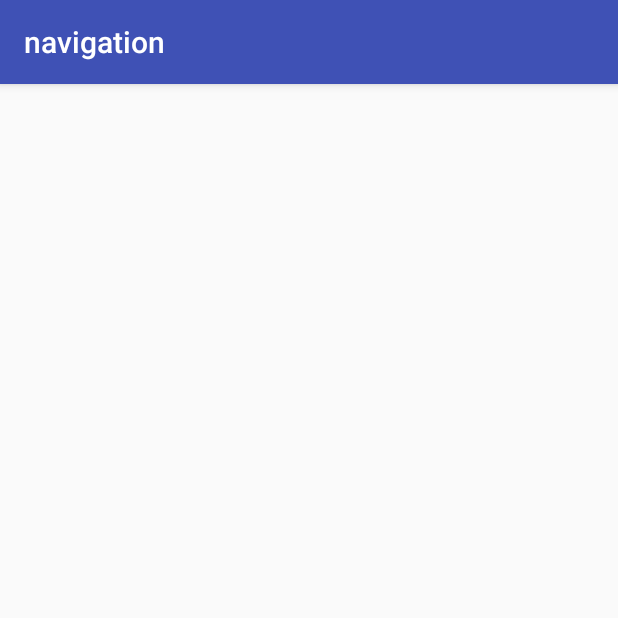
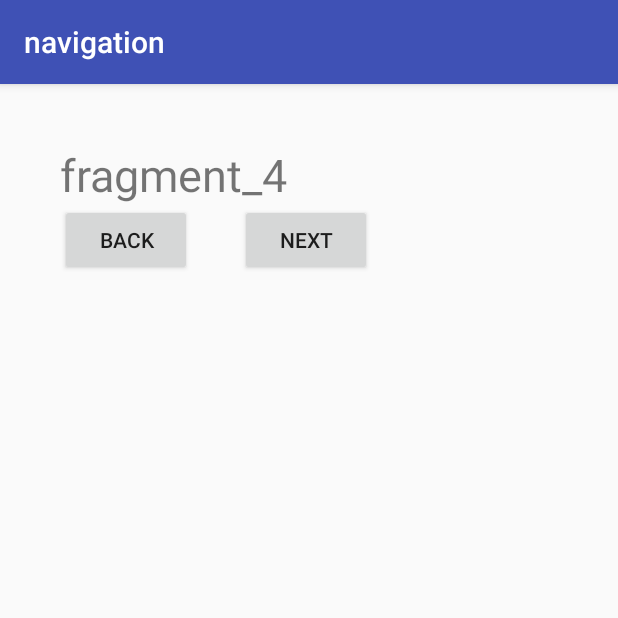
Before and after one commit to trubin23/navigation, an Android app: the SecondActivity screen opened directly, with no data from a screen before it, on a phone screen of 412 x 824 dp, the top half of it. Run offline under Robolectric (Android 15) with nearby library versions, the phone set to English and light mode, and no system bars.

Commit message:
add second_graph for SecondActivity

```diff
--- /dev/null
+++ b/app/src/main/java/ru/trubin23/navigation/Fragment4.java
@@ -0,0 +1,110 @@
+package ru.trubin23.navigation;
+
+import android.content.Context;
+import android.net.Uri;
+import android.os.Bundle;
+
+import androidx.fragment.app.Fragment;
+
+import android.view.LayoutInflater;
+import android.view.View;
+import android.view.ViewGroup;
+
+
+/**
+ * A simple {@link Fragment} subclass.
+ * Activities that contain this fragment must implement the
+ * {@link Fragment4.OnFragment4Listener} interface
+ * to handle interaction events.
+ * Use the {@link Fragment4#newInstance} factory method to
+ * create an instance of this fragment.
+ */
+public class Fragment4 extends Fragment {
+    // TODO: Rename parameter arguments, choose names that match
+    // the fragment initialization parameters, e.g. ARG_ITEM_NUMBER
+    private static final String ARG_PARAM1 = "param1";
+    private static final String ARG_PARAM2 = "param2";
+
+    // TODO: Rename and change types of parameters
+    private String mParam1;
+    private String mParam2;
+
+    private OnFragment4Listener mListener;
+
+    public Fragment4() {
+        // Required empty public constructor
+    }
+
+    /**
+     * Use this factory method to create a new instance of
+     * this fragment using the provided parameters.
+     *
+     * @param param1 Parameter 1.
+     * @param param2 Parameter 2.
+     * @return A new instance of fragment Fragment4.
+     */
+    // TODO: Rename and change types and number of parameters
+    public static Fragment4 newInstance(String param1, String param2) {
+        Fragment4 fragment = new Fragment4();
+        Bundle args = new Bundle();
+        args.putString(ARG_PARAM1, param1);
+        args.putString(ARG_PARAM2, param2);
+        fragment.setArguments(args);
+        return fragment;
+    }
+
+    @Override
+    public void onCreate(Bundle savedInstanceState) {
+        super.onCreate(savedInstanceState);
+        if (getArguments() != null) {
+            mParam1 = getArguments().getString(ARG_PARAM1);
+            mParam2 = getArguments().getString(ARG_PARAM2);
+        }
+    }
+
+    @Override
+    public View onCreateView(LayoutInflater inflater, ViewGroup container,
+                             Bundle savedInstanceState) {
+        View root = inflater.inflate(R.layout.fragment4, container, false);
+
+        root.findViewById(R.id.next).setOnClickListener(new View.OnClickListener() {
+            @Override
+            public void onClick(View v) {
+                mListener.onFragment4NextClick();
+            }
+        });
+
+        root.findViewById(R.id.back).setOnClickListener(new View.OnClickListener() {
+            @Override
+            public void onClick(View v) {
+                mListener.onFragment4BackClick();
+            }
+        });
+        // Inflate the layout for this fragment
+        return root;
+    }
+
+    @Override
+    public void onAttach(Context context) {
+        super.onAttach(context);
+        if (context instanceof OnFragment4Listener) {
+            mListener = (OnFragment4Listener) context;
+        } else {
+            throw new RuntimeException(context.toString()
+                    + " must implement OnFragmentInteractionListener");
+        }
+    }
+
+    @Override
+    public void onDetach() {
+        super.onDetach();
+        mListener = null;
+    }
+
+    interface OnFragment4Listener {
+
+        void onFragment4NextClick();
+
+        void onFragment4BackClick();
+    }
+}
--- a/app/src/main/java/ru/trubin23/navigation/SecondActivity.java
+++ b/app/src/main/java/ru/trubin23/navigation/SecondActivity.java
@@ -1,14 +1,42 @@
 package ru.trubin23.navigation;
 
 import androidx.appcompat.app.AppCompatActivity;
+import androidx.navigation.NavController;
+import androidx.navigation.Navigation;
 
 import android.os.Bundle;
 
-public class SecondActivity extends AppCompatActivity {
+public class SecondActivity extends AppCompatActivity implements
+        Fragment4.OnFragment4Listener,
+        Fragment5.OnFragment5Listener {
+
+    NavController mNavController;
 
     @Override
     protected void onCreate(Bundle savedInstanceState) {
         super.onCreate(savedInstanceState);
         setContentView(R.layout.activity_second);
+
+        mNavController = Navigation.findNavController(this, R.id.nav_host_fragment);
+    }
+
+    @Override
+    public void onFragment4NextClick() {
+        mNavController.navigate(R.id.fragment5);
+    }
+
+    @Override
+    public void onFragment4BackClick() {
+
+    }
+
+    @Override
+    public void onFragment5NextClick() {
+
+    }
+
+    @Override
+    public void onFragment5BackClick() {
+        mNavController.popBackStack();
     }
 }
--- a/app/src/main/res/layout/activity_second.xml
+++ b/app/src/main/res/layout/activity_second.xml
@@ -1,9 +1,17 @@
 <?xml version="1.0" encoding="utf-8"?>
-<androidx.constraintlayout.widget.ConstraintLayout xmlns:android="http://schemas.android.com/apk/res/android"
+<FrameLayout xmlns:android="http://schemas.android.com/apk/res/android"
     xmlns:app="http://schemas.android.com/apk/res-auto"
     xmlns:tools="http://schemas.android.com/tools"
     android:layout_width="match_parent"
     android:layout_height="match_parent"
     tools:context=".SecondActivity">
 
-</androidx.constraintlayout.widget.ConstraintLayout>
+    <fragment
+        android:id="@+id/nav_host_fragment"
+        android:name="androidx.navigation.fragment.NavHostFragment"
+        android:layout_width="match_parent"
+        android:layout_height="match_parent"
+        app:defaultNavHost="true"
+        app:navGraph="@navigation/second_graph" />
+
+</FrameLayout>
--- /dev/null
+++ b/app/src/main/res/layout/fragment4.xml
@@ -0,0 +1,32 @@
+<?xml version="1.0" encoding="utf-8"?>
+<FrameLayout xmlns:android="http://schemas.android.com/apk/res/android"
+    xmlns:tools="http://schemas.android.com/tools"
+    android:layout_width="match_parent"
+    android:layout_height="match_parent"
+    tools:context=".Fragment4">
+
+    <TextView
+        android:layout_width="wrap_content"
+        android:layout_height="wrap_content"
+        android:layout_marginTop="@dimen/fragment_label_margin"
+        android:layout_marginStart="@dimen/fragment_label_margin"
+        android:textSize="@dimen/fragment_label_text_size"
+        android:text="@string/fragment_4" />
+
+    <Button
+        android:id="@+id/back"
+        android:layout_width="wrap_content"
+        android:layout_height="wrap_content"
+        android:layout_marginTop="@dimen/button_margin_top"
+        android:layout_marginStart="@dimen/button_back_margin_start"
+        android:text="@string/back" />
+
+    <Button
+        android:id="@+id/next"
+        android:layout_width="wrap_content"
+        android:layout_height="wrap_content"
+        android:layout_marginTop="@dimen/button_margin_top"
+        android:layout_marginStart="@dimen/button_next_margin_start"
+        android:text="@string/next" />
+
+</FrameLayout>
--- /dev/null
+++ b/app/src/main/res/navigation/second_graph.xml
@@ -0,0 +1,18 @@
+<?xml version="1.0" encoding="utf-8"?>
+<navigation xmlns:android="http://schemas.android.com/apk/res/android"
+    xmlns:app="http://schemas.android.com/apk/res-auto"
+    xmlns:tools="http://schemas.android.com/tools"
+    android:id="@+id/second_graph"
+    app:startDestination="@id/fragment4">
+
+    <fragment
+        android:id="@+id/fragment4"
+        android:name="ru.trubin23.navigation.Fragment4"
+        android:label="fragment4"
+        tools:layout="@layout/fragment4" />
+    <fragment
+        android:id="@+id/fragment5"
+        android:name="ru.trubin23.navigation.Fragment5"
+        android:label="fragment5"
+        tools:layout="@layout/fragment5" />
+</navigation>
--- a/app/src/main/res/values/strings.xml
+++ b/app/src/main/res/values/strings.xml
@@ -3,6 +3,8 @@
     <string name="fragment_1">fragment_1</string>
     <string name="fragment_2">fragment_2</string>
     <string name="fragment_3">fragment_3</string>
+    <string name="fragment_4">fragment_4</string>
+    <string name="fragment_5">fragment_5</string>
 
     <string name="back">back</string>
     <string name="next">next</string>
```
Also changed, not shown: app/src/main/java/ru/trubin23/navigation/Fragment5.java (added, +110 -0 lines), app/src/main/res/layout/fragment5.xml (added, +32 -0 lines).
